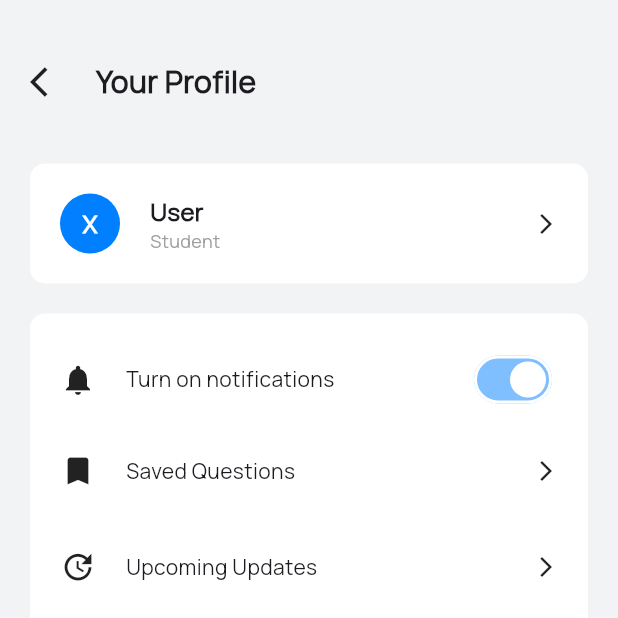
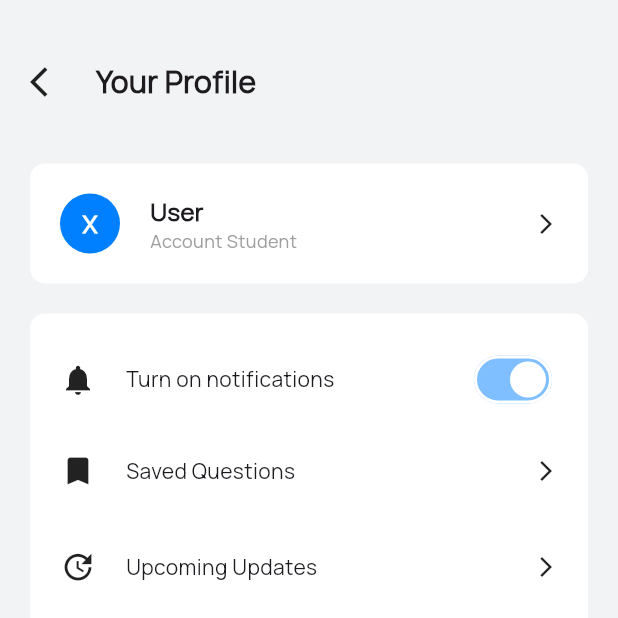
Before and after one commit to tinashemahwenda/reviza_app, a Flutter app: the ProfilePage screen opened directly, on a phone screen of 412 x 824 dp, the top half of it. Run offline on Flutter 3.47's test engine with Material 3 defaults, Android fonts, the phone set to English and light mode, and no system bars; our stand-ins replace lottie, shared_preferences; accounts and stored records are empty.

Commit message:
Added account type

```diff
--- a/lib/screens/profile_page.dart
+++ b/lib/screens/profile_page.dart
@@ -90,7 +90,7 @@ class _ProfilePageState extends State<ProfilePage> {
                                 ),
                               ),
                               Text(
-                                'Student',
+                                'Account Student',
                                 style: TextStyle(
                                   fontSize: 12,
                                   color: Colors.grey,
```
